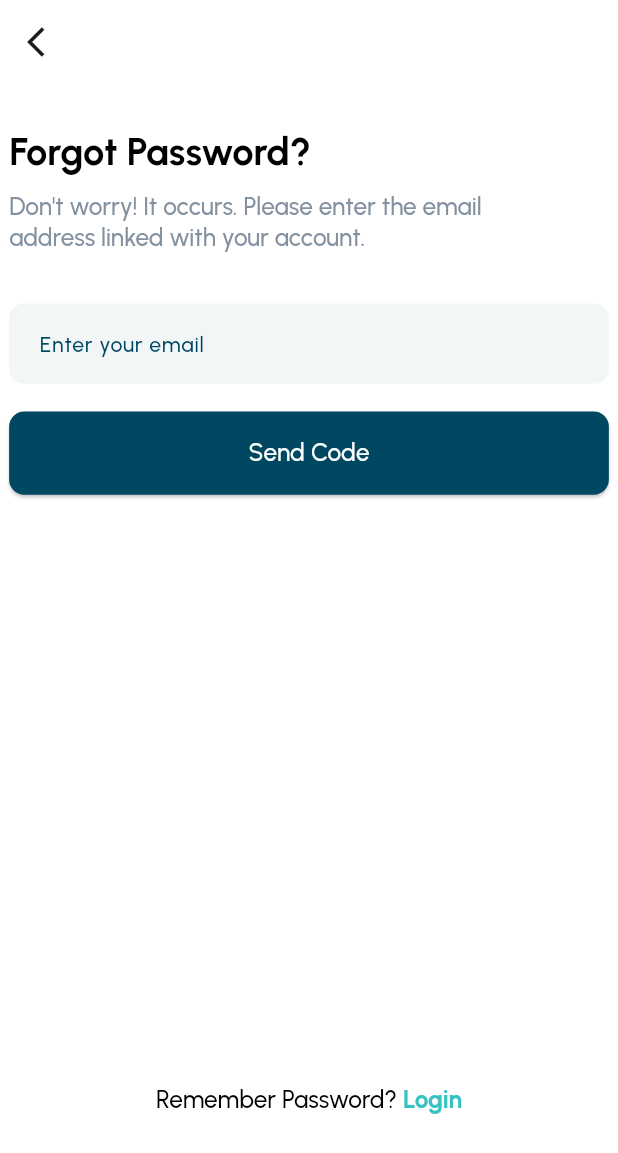
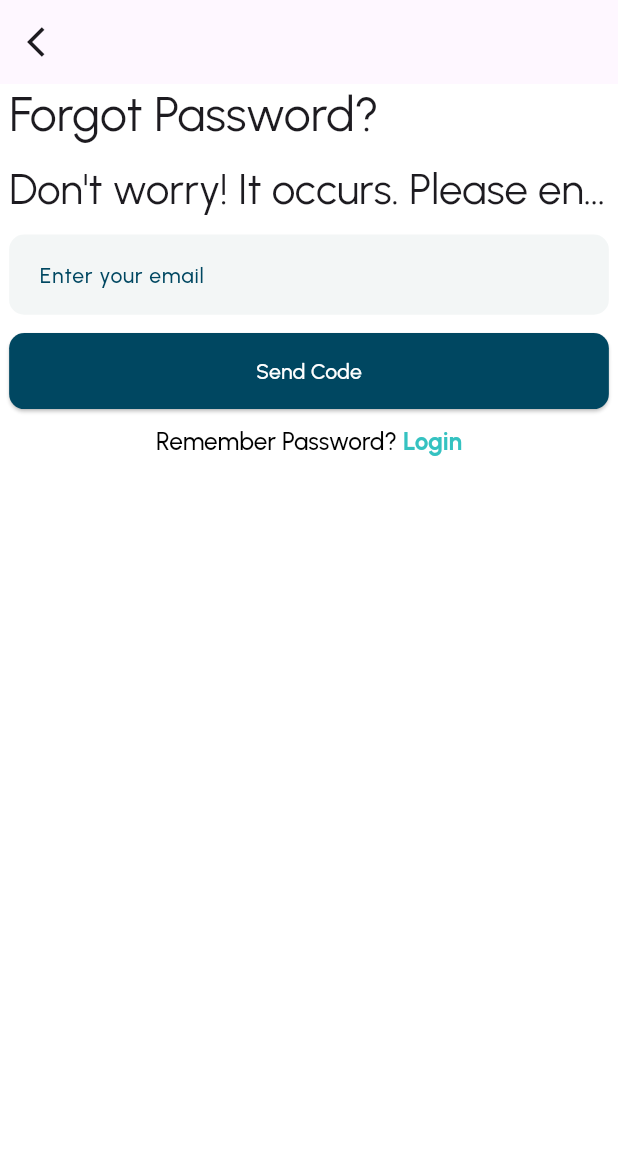
Before and after one commit to Yash-Wadatkar/ngo_app, a Flutter app: the screen it shows after launch, after a tap on "Forgot Password?", on a phone screen of 412 x 824 dp. Shown: the top 1153 px of the screen. Run offline on Flutter 3.47's test engine with Material 3 defaults, Android fonts, the phone set to English and light mode, and no system bars; our stand-ins replace auto_route, bloc, flutter_bloc, flutter_form_builder, flutter_screenutil, flutter_speed_dial and 9 more; missing offline and left inert: animated_segmented_tab_control, encrypt, talker_bloc_logger; statements that could not run were skipped; project files that could hold a hidden picture were left out.

Commit message:
sab changa si

```diff
--- a/lib/core/common_widgets/custom_button_widget.dart
+++ b/lib/core/common_widgets/custom_button_widget.dart
@@ -12,6 +12,7 @@ class CustomButtonWidget extends StatelessWidget {
   Widget build(BuildContext context) {
     return SizedBox(
       width: double.infinity,
+      height: AppSizes.hSize50,
       child: ElevatedButton(
           style: ButtonStyle(
               shape: WidgetStatePropertyAll(RoundedRectangleBorder(
@@ -19,12 +20,12 @@ class CustomButtonWidget extends StatelessWidget {
               backgroundColor: WidgetStatePropertyAll(AppColors.primaryColor)),
           onPressed: ontap,
           child: Padding(
-            padding: AppSizes.padding16,
+            padding: AppSizes.padding12,
             child: Text(
               overflow: TextOverflow.ellipsis,
               buttonLabel,
               style: GoogleFonts.urbanist(
-                  fontSize: AppSizes.fSize16, color: AppColors.whiteColor),
+                  fontSize: AppSizes.fSize14, color: AppColors.whiteColor),
             ),
           )),
     );
--- a/lib/core/constants/app_sizes.dart
+++ b/lib/core/constants/app_sizes.dart
@@ -43,6 +43,7 @@ class AppSizes {
   static double hSize26 = 26.h;
   static double hSize30 = 30.h;
   static double hSize40 = 40.h;
+  static double hSize50 = 50.h;
 
   /// Widths as percentages of screen width
   static double wSize2 = 2.w;
--- a/lib/features/auth/custom_widgets/social_media_filterchip.dart
+++ b/lib/features/auth/custom_widgets/social_media_filterchip.dart
@@ -1,7 +1,6 @@
 import 'package:flutter/material.dart';
-import 'package:flutter_svg/svg.dart';
+import 'package:ngo_app/core/common_widgets/custom_image.dart';
 import 'package:ngo_app/core/constants/app_colors.dart';
-import 'package:ngo_app/core/constants/app_sizes.dart';
 
 class SocialMediaFilterChip extends StatelessWidget {
   final String assetPath;
@@ -17,10 +16,9 @@ class SocialMediaFilterChip extends StatelessWidget {
   Widget build(BuildContext context) {
     return FilterChip(
       checkmarkColor: AppColors.whiteColor,
-      label: SizedBox(
-        height: AppSizes.hSize4, // Set desired height
-        width: AppSizes.wSize16, // Set desired width
-        child: SvgPicture.asset(assetPath),
+      label: CustomImage(
+        imagePath: assetPath,
+        isSvg: true,
       ),
       onSelected: (value) => onSelected(),
     );
--- a/lib/features/auth/login/login_screen.dart
+++ b/lib/features/auth/login/login_screen.dart
@@ -36,9 +36,9 @@ class LoginScreen extends StatelessWidget {
           child: FormBuilder(
             key: formKey,
             child: Column(
+              spacing: AppSizes.hSize10,
               crossAxisAlignment: CrossAxisAlignment.start,
               children: [
-                AppSizes.height2,
                 Text(
                   AppStrings.loginScreenHeading,
                   style: GoogleFonts.urbanist(
@@ -47,7 +47,6 @@ class LoginScreen extends StatelessWidget {
                     color: AppColors.blackColor,
                   ),
                 ),
-                AppSizes.height10,
 
                 CommonInputFieldWidget(
                   name: AppStrings.enterYourEmailText,
@@ -60,7 +59,6 @@ class LoginScreen extends StatelessWidget {
                     return null;
                   },
                 ),
-                AppSizes.height10,
 
                 /// Password Field
                 CommonInputFieldWidget(
@@ -74,7 +72,6 @@ class LoginScreen extends StatelessWidget {
                     return null;
                   },
                 ),
-                AppSizes.height10,
 
                 /// Forgot Password
                 Align(
@@ -92,7 +89,6 @@ class LoginScreen extends StatelessWidget {
                     ),
                   ),
                 ),
-                AppSizes.height10,
 
                 /// Login Button
                 CustomButtonWidget(
@@ -114,9 +110,7 @@ class LoginScreen extends StatelessWidget {
                   },
                 ),
 
-                AppSizes.height10,
                 _orLoginWithTextWidget(),
-                AppSizes.height10,
 
                 /// Social Media Login
                 Row(
@@ -131,7 +125,6 @@ class LoginScreen extends StatelessWidget {
                   ).toList(),
                 ),
 
-                AppSizes.height16,
                 _dontHaveAccountRegisterWidget(
                   onTap: () {
                     context.pushRoute(
@@ -191,14 +184,14 @@ class LoginScreen extends StatelessWidget {
             TextSpan(
                 text: AppStrings.dontHaveAnAccountText,
                 style: GoogleFonts.urbanist(
-                    fontSize: AppSizes.fSize16,
+                    fontSize: AppSizes.fSize14,
                     fontWeight: AppSizes.fontWeight500,
                     color: AppColors.blackColor)),
             TextSpan(
               recognizer: TapGestureRecognizer()..onTap = onTap,
               text: AppStrings.registerNowText,
               style: GoogleFonts.urbanist(
-                  fontSize: AppSizes.fSize16,
+                  fontSize: AppSizes.fSize14,
                   fontWeight: AppSizes.fontWeight700,
                   color: AppColors.secondaryColor),
             ),
--- a/lib/features/auth/ui/forgot_password_screen.dart
+++ b/lib/features/auth/ui/forgot_password_screen.dart
@@ -26,17 +26,14 @@ class ForgotPasswordScreen extends StatelessWidget {
       body: Padding(
         padding: AppSizes.horizontalPadding6,
         child: Column(
+          spacing: AppSizes.hSize12,
           crossAxisAlignment: CrossAxisAlignment.start,
           children: [
-            Expanded(flex: 28, child: SizedBox()),
-
             /// forgot password screen header
             Text(AppStrings.forgotPasswordHeading,
                 overflow: TextOverflow.ellipsis,
                 textAlign: TextAlign.justify,
                 style: Theme.of(context).textTheme.headlineLarge),
-
-            Expanded(flex: 10, child: SizedBox()),
 
             /// forgot password screen subheading
             Text(
@@ -45,15 +42,11 @@ class ForgotPasswordScreen extends StatelessWidget {
               style: Theme.of(context).textTheme.headlineMedium,
             ),
 
-            Expanded(flex: 32, child: SizedBox()),
-
             /// custom input field to enter email
             CommonInputFieldWidget(
               hintText: AppStrings.enterYourEmailText,
               name: AppStrings.enterYourEmailText,
             ),
-
-            Expanded(flex: 18, child: SizedBox()),
 
             /// custom button widget to move to otp screen
             CustomButtonWidget(
@@ -63,8 +56,6 @@ class ForgotPasswordScreen extends StatelessWidget {
               },
             ),
 
-            Expanded(flex: 381, child: SizedBox()),
-
             /// remeber password text button widget
             _rememberPasswordLoginWidget(
               context: context,
@@ -72,8 +63,6 @@ class ForgotPasswordScreen extends StatelessWidget {
                 context.replaceRoute(LoginRoute());
               },
             ),
-
-            Expanded(flex: 79, child: SizedBox()),
           ],
         ),
       ),
--- a/lib/features/auth/ui/register_screen_widget.dart
+++ b/lib/features/auth/ui/register_screen_widget.dart
@@ -29,6 +29,7 @@ class RegisterScreenWidget extends StatelessWidget {
         child: Padding(
           padding: AppSizes.horizontalPadding6,
           child: Column(
+            spacing: AppSizes.hSize10,
             crossAxisAlignment: CrossAxisAlignment.start,
             children: [
               AppSizes.height2,
@@ -70,18 +71,13 @@ class RegisterScreenWidget extends StatelessWidget {
                 name: AppStrings.selectGender,
               ),
 
-              AppSizes.height2,
-
               /// custom register button
               CustomButtonWidget(
                 buttonLabel: 'Register',
                 ontap: () {},
               ),
 
-              AppSizes.height4,
               _orLoginWithTextWidget(context),
-
-              AppSizes.height4,
 
               /// filter chip widget with social media icons
               Row(
--- a/lib/main.dart
+++ b/lib/main.dart
@@ -3,7 +3,6 @@ import 'package:flutter_bloc/flutter_bloc.dart';
 import 'package:flutter_screenutil/flutter_screenutil.dart';
 import 'package:ngo_app/core/constants/app_colors.dart';
 import 'package:ngo_app/core/routes/app_router.dart';
-import 'package:ngo_app/core/utils/theme/theme.dart';
 import 'package:talker_bloc_logger/talker_bloc_logger.dart';
 
 void main() {
@@ -41,15 +40,23 @@ class MyApp extends StatelessWidget {
         return MaterialApp.router(
           routerConfig: _appRouter.config(),
 
-          /// apply theme to the system
-          /// Automatically pick system's theme (light or dark)
-
           /// for light theme of application
-          theme: TAppTheme.lightTheme,
+          theme: ThemeData(
+            primaryColor: AppColors.primaryColor,
+            unselectedWidgetColor: AppColors.secondaryColor,
+            pageTransitionsTheme: const PageTransitionsTheme(
+              builders: {
+                TargetPlatform.iOS: CupertinoPageTransitionsBuilder(),
+                TargetPlatform.android: CupertinoPageTransitionsBuilder(),
+                TargetPlatform.windows: CupertinoPageTransitionsBuilder()
+              },
+            ),
+            fontFamily: "Urbanist",
+            scaffoldBackgroundColor: AppColors.whiteColor,
+          ),
           color: AppColors.whiteColor,
 
           /// for dark theme of the application
-
           /// Optional: remove the debug banner
           debugShowCheckedModeBanner: false,
         );
```
